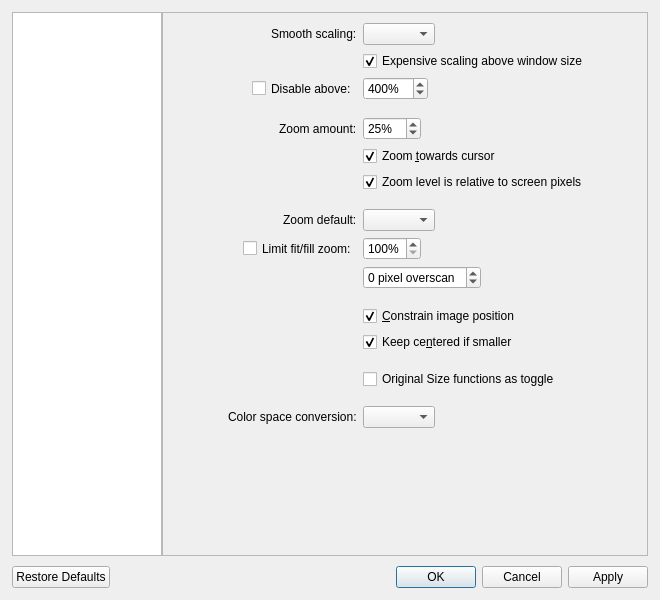
Old version of the form src/qvoptionsdialog.ui in the repository mohammad-alisafaee/qView.
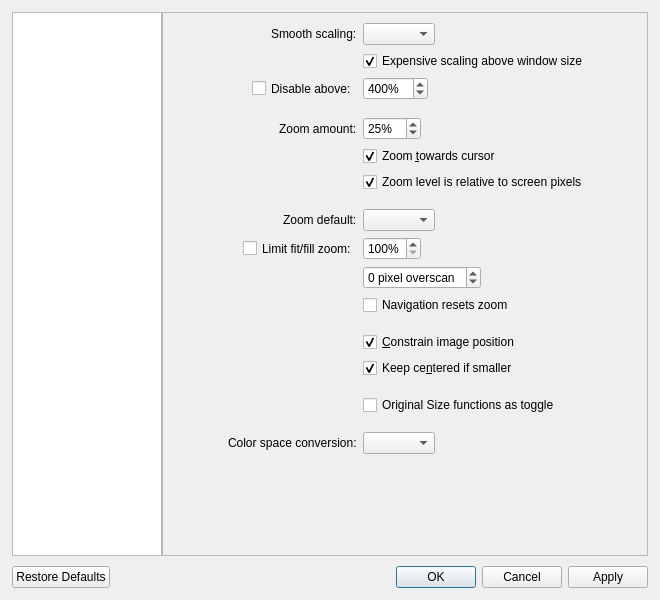
New version of the form. The open tabs and pages were chosen to show the change.

Commit message:
Add "navigation reset zoom" in settings dialog
This is the default value that applies to newly opened windows

Diff of the .ui file:
```diff
--- a/src/qvoptionsdialog.ui
+++ b/src/qvoptionsdialog.ui
@@ -381,7 +381,7 @@
            <x>0</x>
            <y>0</y>
            <width>482</width>
-           <height>455</height>
+           <height>478</height>
           </rect>
          </property>
          <property name="sizePolicy">
@@ -601,19 +601,26 @@
            </widget>
           </item>
           <item row="11" column="1">
-           <spacer name="horizontalSpacer_9">
-            <property name="orientation">
-             <enum>Qt::Orientation::Horizontal</enum>
+           <widget class="QCheckBox" name="navResetsZoomCheckbox">
+            <property name="text">
+             <string>Navigation resets zoom</string>
             </property>
-            <property name="sizeHint" stdset="0">
-             <size>
-              <width>40</width>
-              <height>5</height>
-             </size>
-            </property>
-           </spacer>
+           </widget>
           </item>
           <item row="12" column="1">
+           <spacer name="horizontalSpacer_9">
+            <property name="orientation">
+             <enum>Qt::Orientation::Horizontal</enum>
+            </property>
+            <property name="sizeHint" stdset="0">
+             <size>
+              <width>40</width>
+              <height>5</height>
+             </size>
+            </property>
+           </spacer>
+          </item>
+          <item row="13" column="1">
            <widget class="QCheckBox" name="constrainImagePositionCheckbox">
             <property name="text">
              <string>&amp;Constrain image position</string>
@@ -623,7 +630,7 @@
             </property>
            </widget>
           </item>
-          <item row="13" column="1">
+          <item row="14" column="1">
            <widget class="QCheckBox" name="constrainCentersSmallImageCheckbox">
             <property name="text">
              <string>Keep ce&amp;ntered if smaller</string>
@@ -633,27 +640,27 @@
             </property>
            </widget>
           </item>
-          <item row="14" column="1">
-           <spacer name="horizontalSpacer_10">
-            <property name="orientation">
-             <enum>Qt::Orientation::Horizontal</enum>
-            </property>
-            <property name="sizeHint" stdset="0">
-             <size>
-              <width>40</width>
-              <height>5</height>
-             </size>
-            </property>
-           </spacer>
-          </item>
           <item row="15" column="1">
+           <spacer name="horizontalSpacer_10">
+            <property name="orientation">
+             <enum>Qt::Orientation::Horizontal</enum>
+            </property>
+            <property name="sizeHint" stdset="0">
+             <size>
+              <width>40</width>
+              <height>5</height>
+             </size>
+            </property>
+           </spacer>
+          </item>
+          <item row="16" column="1">
            <widget class="QCheckBox" name="originalSizeAsToggleCheckbox">
             <property name="text">
              <string>Original Size functions as toggle</string>
             </property>
            </widget>
           </item>
-          <item row="16" column="1">
+          <item row="17" column="1">
            <spacer name="horizontalSpacer_11">
             <property name="orientation">
              <enum>Qt::Orientation::Horizontal</enum>
@@ -666,14 +673,14 @@
             </property>
            </spacer>
           </item>
-          <item row="17" column="0">
+          <item row="18" column="0">
            <widget class="QLabel" name="colorSpaceConversionLabel">
             <property name="text">
              <string>Color space conversion:</string>
             </property>
            </widget>
           </item>
-          <item row="17" column="1">
+          <item row="18" column="1">
            <widget class="QComboBox" name="colorSpaceConversionComboBox"/>
           </item>
          </layout>
```
The commit also changes 13 other files.
